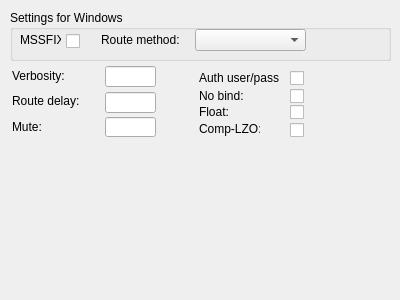
First picture: the form in wiz_advpage.ui, repository Securepoint/openvpn-client, before the edit.
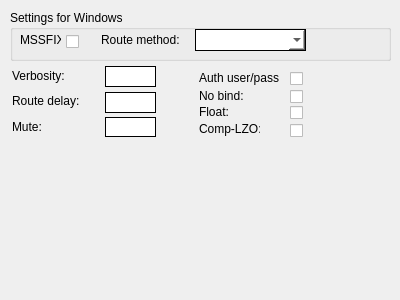
Second picture: the form after the edit. Icons and pictures are not drawn.

The edit to the form file:
```diff
--- a/wiz_advpage.ui
+++ b/wiz_advpage.ui
@@ -31,6 +31,11 @@
      <height>21</height>
     </rect>
    </property>
+   <property name="styleSheet">
+    <string notr="true">:enabled {border: 1px solid black; background-color: rgb(255, 255, 255);}
+:disabled {border: 1px solid black; background-color: rgb(195, 195, 195);}
+:hover {border: 1px solid red; }</string>
+   </property>
   </widget>
   <widget class="QLineEdit" name="txtVerbose">
    <property name="enabled">
@@ -44,6 +49,11 @@
      <height>21</height>
     </rect>
    </property>
+   <property name="styleSheet">
+    <string notr="true">:enabled {border: 1px solid black; background-color: rgb(255, 255, 255);}
+:disabled {border: 1px solid black; background-color: rgb(195, 195, 195);}
+:hover {border: 1px solid red; }</string>
+   </property>
   </widget>
   <widget class="QLineEdit" name="txtMute">
    <property name="enabled">
@@ -57,6 +67,11 @@
      <height>20</height>
     </rect>
    </property>
+   <property name="styleSheet">
+    <string notr="true">:enabled {border: 1px solid black; background-color: rgb(255, 255, 255);}
+:disabled {border: 1px solid black; background-color: rgb(195, 195, 195);}
+:hover {border: 1px solid red; }</string>
+   </property>
   </widget>
   <widget class="QLabel" name="label_18">
    <property name="geometry">
@@ -134,6 +149,41 @@
       <height>20</height>
      </rect>
     </property>
+    <property name="styleSheet">
+     <string notr="true">QCheckBox { 
+spacing: 5px;
+}
+
+QCheckBox::indicator {
+width: 13px;
+height: 13px;
+}
+
+QCheckBox::indicator:unchecked:disabled {
+image: url(:/images/styles/checkbox_unchecked_dis.png);
+}
+
+QCheckBox::indicator:checked:disabled {
+image: url(:/images/styles/checkbox_checked_dis.png);
+}
+
+QCheckBox::indicator:unchecked:enabled {
+image: url(:/images/styles/checkbox_unchecked.png);
+}
+
+QCheckBox::indicator:checked:enabled {
+image: url(:/images/styles/checkbox_checked.png);
+}
+
+QCheckBox::indicator:unchecked:enabled:hover {
+image: url(:/images/styles/checkbox_unchecked_hover.png);
+}
+
+QCheckBox::indicator:checked:enabled:hover {
+image: url(:/images/styles/checkbox_checked_hover.png);
+}
+</string>
+    </property>
     <property name="text">
      <string/>
     </property>
@@ -150,6 +200,11 @@
       <height>22</height>
      </rect>
     </property>
+    <property name="styleSheet">
+     <string notr="true">:enabled {border: 1px solid black; background-color: rgb(255, 255, 255);}
+:disabled {border: 1px solid black; background-color: rgb(195, 195, 195);}
+:hover {border: 1px solid red; }</string>
+    </property>
    </widget>
    <widget class="QLabel" name="label_21">
     <property name="geometry">
@@ -177,6 +232,41 @@
      <height>19</height>
     </rect>
    </property>
+   <property name="styleSheet">
+    <string notr="true">QCheckBox { 
+spacing: 5px;
+}
+
+QCheckBox::indicator {
+width: 13px;
+height: 13px;
+}
+
+QCheckBox::indicator:unchecked:disabled {
+image: url(:/images/styles/checkbox_unchecked_dis.png);
+}
+
+QCheckBox::indicator:checked:disabled {
+image: url(:/images/styles/checkbox_checked_dis.png);
+}
+
+QCheckBox::indicator:unchecked:enabled {
+image: url(:/images/styles/checkbox_unchecked.png);
+}
+
+QCheckBox::indicator:checked:enabled {
+image: url(:/images/styles/checkbox_checked.png);
+}
+
+QCheckBox::indicator:unchecked:enabled:hover {
+image: url(:/images/styles/checkbox_unchecked_hover.png);
+}
+
+QCheckBox::indicator:checked:enabled:hover {
+image: url(:/images/styles/checkbox_checked_hover.png);
+}
+</string>
+   </property>
    <property name="text">
     <string/>
    </property>
@@ -206,6 +296,41 @@
      <height>20</height>
     </rect>
    </property>
+   <property name="styleSheet">
+    <string notr="true">QCheckBox { 
+spacing: 5px;
+}
+
+QCheckBox::indicator {
+width: 13px;
+height: 13px;
+}
+
+QCheckBox::indicator:unchecked:disabled {
+image: url(:/images/styles/checkbox_unchecked_dis.png);
+}
+
+QCheckBox::indicator:checked:disabled {
+image: url(:/images/styles/checkbox_checked_dis.png);
+}
+
+QCheckBox::indicator:unchecked:enabled {
+image: url(:/images/styles/checkbox_unchecked.png);
+}
+
+QCheckBox::indicator:checked:enabled {
+image: url(:/images/styles/checkbox_checked.png);
+}
+
+QCheckBox::indicator:unchecked:enabled:hover {
+image: url(:/images/styles/checkbox_unchecked_hover.png);
+}
+
+QCheckBox::indicator:checked:enabled:hover {
+image: url(:/images/styles/checkbox_checked_hover.png);
+}
+</string>
+   </property>
    <property name="text">
     <string/>
    </property>
@@ -235,6 +360,41 @@
      <height>20</height>
     </rect>
    </property>
+   <property name="styleSheet">
+    <string notr="true">QCheckBox { 
+spacing: 5px;
+}
+
+QCheckBox::indicator {
+width: 13px;
+height: 13px;
+}
+
+QCheckBox::indicator:unchecked:disabled {
+image: url(:/images/styles/checkbox_unchecked_dis.png);
+}
+
+QCheckBox::indicator:checked:disabled {
+image: url(:/images/styles/checkbox_checked_dis.png);
+}
+
+QCheckBox::indicator:unchecked:enabled {
+image: url(:/images/styles/checkbox_unchecked.png);
+}
+
+QCheckBox::indicator:checked:enabled {
+image: url(:/images/styles/checkbox_checked.png);
+}
+
+QCheckBox::indicator:unchecked:enabled:hover {
+image: url(:/images/styles/checkbox_unchecked_hover.png);
+}
+
+QCheckBox::indicator:checked:enabled:hover {
+image: url(:/images/styles/checkbox_checked_hover.png);
+}
+</string>
+   </property>
    <property name="text">
     <string/>
    </property>
@@ -277,6 +437,41 @@
      <height>20</height>
     </rect>
    </property>
+   <property name="styleSheet">
+    <string notr="true">QCheckBox { 
+spacing: 5px;
+}
+
+QCheckBox::indicator {
+width: 13px;
+height: 13px;
+}
+
+QCheckBox::indicator:unchecked:disabled {
+image: url(:/images/styles/checkbox_unchecked_dis.png);
+}
+
+QCheckBox::indicator:checked:disabled {
+image: url(:/images/styles/checkbox_checked_dis.png);
+}
+
+QCheckBox::indicator:unchecked:enabled {
+image: url(:/images/styles/checkbox_unchecked.png);
+}
+
+QCheckBox::indicator:checked:enabled {
+image: url(:/images/styles/checkbox_checked.png);
+}
+
+QCheckBox::indicator:unchecked:enabled:hover {
+image: url(:/images/styles/checkbox_unchecked_hover.png);
+}
+
+QCheckBox::indicator:checked:enabled:hover {
+image: url(:/images/styles/checkbox_checked_hover.png);
+}
+</string>
+   </property>
    <property name="text">
     <string/>
    </property>
```
